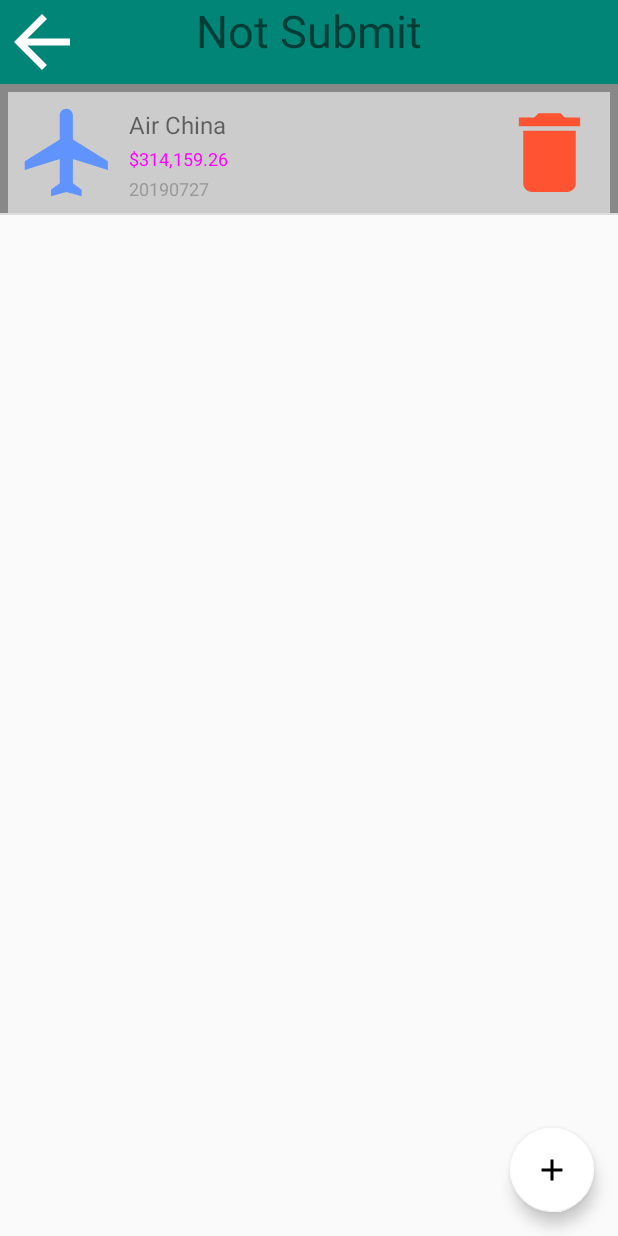
After one commit to Tianxing314/expenseHelper, an Android app: the NotsubmitActivity screen opened directly, with no data from a screen before it, on a phone screen of 412 x 824 dp. The commit adds this screen. Run offline under Robolectric (Android 15) with nearby library versions, the phone set to English and light mode, and no system bars.

Commit message:
notsubmit acivity adapter added

```diff
--- a/Expense/app/src/main/java/com/tianxing_li/expense/Fragment1.java
+++ b/Expense/app/src/main/java/com/tianxing_li/expense/Fragment1.java
@@ -2,6 +2,7 @@ package com.tianxing_li.expense;
 
 import android.app.AlertDialog;
 import android.content.DialogInterface;
+import android.content.Intent;
 import android.os.Bundle;
 import androidx.fragment.app.Fragment;
 
@@ -9,6 +10,7 @@ import android.util.Log;
 import android.view.LayoutInflater;
 import android.view.View;
 import android.view.ViewGroup;
+import android.widget.AdapterView;
 import android.widget.EditText;
 import android.widget.ListView;
 import android.widget.Toast;
@@ -23,7 +25,7 @@ import com.tianxing_li.expense.IO.ActivityClassWriter;
 
 
 
-public class Fragment1 extends Fragment implements View.OnClickListener {
+public class Fragment1 extends Fragment implements View.OnClickListener{
 
     FloatingActionButton floatingBTN;
     Main1Adapter adapter;
@@ -31,6 +33,14 @@ public class Fragment1 extends Fragment implements View.OnClickListener {
     String inputActivityClassName;
     String time;//time that FAB is clicked
     ActivityClassADT activityClassADT;
+    Main1Adapter.Fragment1ItemListener submitBTNListener = new Main1Adapter.Fragment1ItemListener() {
+        @Override
+        public void myOnclick(int position, View view) {
+            Toast.makeText(getActivity(), "submit", Toast.LENGTH_SHORT ).show();
+            //TODO change the state to "pending" in update file_class_name_file
+            //TODO send the activityClass to web end when server and website are available
+        }
+    };
 
     public Fragment1() {
     }
@@ -43,7 +53,7 @@ public class Fragment1 extends Fragment implements View.OnClickListener {
         View view = inflater.inflate(R.layout.fragment1_layout, container, false);
         ListView listView = view.findViewById(R.id.lv_main_tab1);
 
-        //check if first time open the app
+        //fab
         floatingBTN = view.findViewById(R.id.fab_fragment1);
         floatingBTN.setOnClickListener(this);
 
@@ -51,11 +61,24 @@ public class Fragment1 extends Fragment implements View.OnClickListener {
         list = ActivityClassReader.loadActivityClass(getActivity(), "notsubmit");
 
         //Set adapter
-        adapter = new Main1Adapter(getActivity());
+        adapter = new Main1Adapter(getActivity(), submitBTNListener);
         adapter.setList(list);
 
         //Connect adapter to listview
         listView.setAdapter(adapter);
+        Log.i("Sky", "set listener");
+        listView.setOnItemClickListener(new AdapterView.OnItemClickListener() {
+            //set listview item click listener
+            @Override
+            public void onItemClick(AdapterView<?> adapterView, View view, int i, long l) {
+                //TODO pass the fileName to NotsubmitActivity.class intent to load correct activityADT ArrayList
+                String fileName = list.get(i).getActivityClass() + list.get(i).getTime();
+                Log.i("Sky", "create intent");
+                Intent intent = new Intent();
+                intent.setClass(getActivity(), NotsubmitActivity.class);
+                startActivity(intent);
+            }
+        });
 
         return view;
     }
@@ -71,7 +94,6 @@ public class Fragment1 extends Fragment implements View.OnClickListener {
             Toast.makeText(getActivity(), time, Toast.LENGTH_SHORT).show();
 
             showDialog();
-
         }
     }
 
@@ -105,4 +127,17 @@ public class Fragment1 extends Fragment implements View.OnClickListener {
         AlertDialog dialog = builder.create();
         dialog.show();
     }
+
+    /*
+    //set listener for item
+    @Override
+    public void onItemClick(AdapterView<?> adapterView, View view, int i, long l) {
+        //TODO pass the fileName to NotsubmitActivity.class intent to load correct activityADT ArrayList
+        String fileName = list.get(i).getActivityClass() + list.get(i).getTime();
+        Log.i("Sky", "here");
+        Intent intent = new Intent();
+        intent.setClass(getActivity(), NotsubmitActivity.class);
+        startActivity(intent);
+    }
+    */
 }
--- a/Expense/app/src/main/java/com/tianxing_li/expense/Main1Adapter.java
+++ b/Expense/app/src/main/java/com/tianxing_li/expense/Main1Adapter.java
@@ -1,30 +1,28 @@
 package com.tianxing_li.expense;
 
 import android.content.Context;
-import android.content.res.Resources;
-import android.graphics.BitmapFactory;
 import android.view.LayoutInflater;
 import android.view.View;
 import android.view.ViewGroup;
 import android.widget.BaseAdapter;
+import android.widget.Button;
 import android.widget.ImageView;
 import android.widget.TextView;
-
-import androidx.viewpager.widget.ViewPager;
-
-import com.tianxing_li.expense.ADT.ActivityADT;
 import com.tianxing_li.expense.ADT.ActivityClassADT;
 
 import java.util.List;
-import java.util.Map;
 
 public class Main1Adapter extends BaseAdapter {
 
     List<ActivityClassADT> list;
     LayoutInflater inflater;
+    Button submitBTN;
+    private Fragment1ItemListener submitBTNListener;
 
-    public Main1Adapter(Context context) {
+    public Main1Adapter(Context context, Fragment1ItemListener submitBTNListener) {
+
         this.inflater = LayoutInflater.from(context);
+        this.submitBTNListener = submitBTNListener;
     }
 
     public void setList(List<ActivityClassADT> list) {
@@ -50,6 +48,12 @@ public class Main1Adapter extends BaseAdapter {
     public View getView(int i, View convertView, ViewGroup viewGroup) {
 
         View view = inflater.inflate(R.layout.tab1_item, null);
+
+        submitBTN = view.findViewById(R.id.btn_main_tab1_submit);
+        submitBTN.setTag(i);
+        submitBTN.setOnClickListener(submitBTNListener);
+
+
         ImageView logo = view.findViewById(R.id.iv_main_tab1_logo);
         TextView activityName = view.findViewById(R.id.tv_main_tab1_activity_name);
 
@@ -60,4 +64,12 @@ public class Main1Adapter extends BaseAdapter {
 
         return view;
     }
+
+    public static abstract class Fragment1ItemListener implements View.OnClickListener {
+        @Override
+        public void onClick(View view) {
+            myOnclick((Integer) view.getTag(), view);
+        }
+        public abstract void myOnclick(int position, View view);
+    }
 }
--- /dev/null
+++ b/Expense/app/src/main/java/com/tianxing_li/expense/NotsubmitActivity.java
@@ -0,0 +1,77 @@
+package com.tianxing_li.expense;
+
+import androidx.appcompat.app.AppCompatActivity;
+
+import android.os.Bundle;
+import android.view.View;
+import android.widget.Button;
+import android.widget.ListView;
+import android.widget.Toast;
+
+import com.google.android.material.floatingactionbutton.FloatingActionButton;
+import com.tianxing_li.expense.ADT.ActivityADT;
+
+import java.util.ArrayList;
+
+
+public class NotsubmitActivity extends AppCompatActivity implements View.OnClickListener {
+    ListView listView;
+    FloatingActionButton floatingBTN;
+    Button backBTN;
+    NotsubmitAdapter adapter;
+    ArrayList<ActivityADT> list;
+
+    @Override
+    protected void onCreate(Bundle savedInstanceState) {
+        super.onCreate(savedInstanceState);
+        setContentView(R.layout.activity_notsubmit);
+
+        listView = findViewById(R.id.lv_notsubmit);
+
+        //fab
+        floatingBTN = findViewById(R.id.fab_notsubmit_add_activity);
+        floatingBTN.setOnClickListener(this);
+
+        //back button
+        backBTN = findViewById(R.id.btn_notsubmit_back);
+        backBTN.setOnClickListener(this);
+
+        //prep date
+        //TODO change to real load date method
+        //#######################
+        String activityClass = "Beijing Trip";
+        String name = "Air China";
+        String type = "transportation";
+        String amount = "$314,159.26";
+        String date = "20190727";
+        String time = "202935";//change to the time that activity class was created
+        String comment = "Nice Trip!";
+        String state = "Beijing Trip";
+
+
+        //#######################
+        //TODO get the fileName passed from Fragment1 intent and load the list based on that
+        list = new ArrayList<ActivityADT>();
+        list.add(new ActivityADT(activityClass, name, type, amount, date, time, comment, state));
+        //#######################
+
+        adapter = new NotsubmitAdapter(this);
+        adapter.setList(list);
+
+        //Connect adapter to listview
+        listView.setAdapter(adapter);
+    }
+
+    @Override
+    public void onClick(View view) {
+        if (view == backBTN) {
+            finish();
+        }
+        //TODO add addActivity function
+        else if (view == floatingBTN) {
+            Toast.makeText(this,"FAB", Toast.LENGTH_SHORT).show();
+        }
+
+
+    }
+}
--- /dev/null
+++ b/Expense/app/src/main/java/com/tianxing_li/expense/NotsubmitAdapter.java
@@ -0,0 +1,79 @@
+package com.tianxing_li.expense;
+
+import android.content.Context;
+import android.view.LayoutInflater;
+import android.view.View;
+import android.view.ViewGroup;
+import android.widget.BaseAdapter;
+import android.widget.ImageView;
+import android.widget.TextView;
+
+import java.util.List;
+
+import com.tianxing_li.expense.ADT.ActivityADT;
+
+public class NotsubmitAdapter extends BaseAdapter {
+
+    List<ActivityADT> list;
+    LayoutInflater inflater;
+
+    public NotsubmitAdapter(Context context) {
+        this.inflater = LayoutInflater.from(context);
+    }
+
+    public void setList(List<ActivityADT> list) {
+        this.list = list;
+    }
+
+    @Override
+    public int getCount() {
+        return list.size();
+    }
+
+    @Override
+    public Object getItem(int i) {
+        return list.get(i);
+    }
+
+    @Override
+    public long getItemId(int i) {
+        return i;
+    }
+
+    @Override
+    public View getView(int i, View convertView, ViewGroup viewGroup) {
+
+        View view = inflater.inflate(R.layout.notsubmit_item, null);
+        ImageView type = view.findViewById(R.id.iv_notsubmit_type);
+        TextView name = view.findViewById(R.id.tv_notsubmit_name);
+        TextView amount = view.findViewById(R.id.tv_notsubmit_amount);
+        TextView date = view.findViewById(R.id.tv_notsubmit_date);
+
+
+        ActivityADT activityADT = list.get(i);
+        //TODO: change to setImageBitmap and get real image logo
+        String activityType = activityADT.getType();
+        //set type image base on activity type
+        switch (activityType) {
+            case "food":
+                type.setImageResource(R.drawable.ic_type_food);
+                break;
+            case "transportation":
+                type.setImageResource(R.drawable.ic_type_transportation);
+                break;
+            case "accomodation":
+                type.setImageResource(R.drawable.ic_type_accomodation);
+                break;
+            case "other":
+                type.setImageResource(R.drawable.ic_type_other);
+                break;
+        }
+        name.setText((String) activityADT.getName());
+        //TODO add currency sign
+        amount.setText((String) activityADT.getAmount());
+        //TODO change display date format
+        date.setText((String) activityADT.getDate());
+
+        return view;
+    }
+}
--- /dev/null
+++ b/Expense/app/src/main/res/drawable/ic_delete.xml
@@ -0,0 +1,5 @@
+<vector android:height="24dp" android:tint="#FF5332"
+    android:viewportHeight="24.0" android:viewportWidth="24.0"
+    android:width="24dp" xmlns:android="http://schemas.android.com/apk/res/android">
+    <path android:fillColor="#FF000000" android:pathData="M6,19c0,1.1 0.9,2 2,2h8c1.1,0 2,-0.9 2,-2V7H6v12zM19,4h-3.5l-1,-1h-5l-1,1H5v2h14V4z"/>
+</vector>
--- /dev/null
+++ b/Expense/app/src/main/res/drawable/ic_type_accomodation.xml
@@ -0,0 +1,5 @@
+<vector android:height="24dp" android:tint="#52FF1F"
+    android:viewportHeight="24.0" android:viewportWidth="24.0"
+    android:width="24dp" xmlns:android="http://schemas.android.com/apk/res/android">
+    <path android:fillColor="#FF000000" android:pathData="M10,20v-6h4v6h5v-8h3L12,3 2,12h3v8z"/>
+</vector>
--- /dev/null
+++ b/Expense/app/src/main/res/drawable/ic_type_food.xml
@@ -0,0 +1,5 @@
+<vector android:height="24dp" android:tint="#FFFA39"
+    android:viewportHeight="24.0" android:viewportWidth="24.0"
+    android:width="24dp" xmlns:android="http://schemas.android.com/apk/res/android">
+    <path android:fillColor="#FF000000" android:pathData="M20,3L4,3v10c0,2.21 1.79,4 4,4h6c2.21,0 4,-1.79 4,-4v-3h2c1.11,0 2,-0.9 2,-2L22,5c0,-1.11 -0.89,-2 -2,-2zM20,8h-2L18,5h2v3zM4,19h16v2L4,21z"/>
+</vector>
--- /dev/null
+++ b/Expense/app/src/main/res/drawable/ic_type_other.xml
@@ -0,0 +1,5 @@
+<vector android:height="24dp" android:tint="#FFBDF4"
+    android:viewportHeight="24.0" android:viewportWidth="24.0"
+    android:width="24dp" xmlns:android="http://schemas.android.com/apk/res/android">
+    <path android:fillColor="#FF000000" android:pathData="M2.53,19.65l1.34,0.56v-9.03l-2.43,5.86c-0.41,1.02 0.08,2.19 1.09,2.61zM22.03,15.95L17.07,3.98c-0.31,-0.75 -1.04,-1.21 -1.81,-1.23 -0.26,0 -0.53,0.04 -0.79,0.15L7.1,5.95c-0.75,0.31 -1.21,1.03 -1.23,1.8 -0.01,0.27 0.04,0.54 0.15,0.8l4.96,11.97c0.31,0.76 1.05,1.22 1.83,1.23 0.26,0 0.52,-0.05 0.77,-0.15l7.36,-3.05c1.02,-0.42 1.51,-1.59 1.09,-2.6zM7.88,8.75c-0.55,0 -1,-0.45 -1,-1s0.45,-1 1,-1 1,0.45 1,1 -0.45,1 -1,1zM5.88,19.75c0,1.1 0.9,2 2,2h1.45l-3.45,-8.34v6.34z"/>
+</vector>
--- /dev/null
+++ b/Expense/app/src/main/res/drawable/ic_type_transportation.xml
@@ -0,0 +1,6 @@
+<vector android:height="24dp" android:tint="#6193FF"
+    android:viewportHeight="24.0" android:viewportWidth="24.0"
+    android:width="24dp" xmlns:android="http://schemas.android.com/apk/res/android">
+    <path android:fillColor="#FF000000" android:pathData="M10.18,9"/>
+    <path android:fillColor="#FF000000" android:pathData="M21,16v-2l-8,-5V3.5c0,-0.83 -0.67,-1.5 -1.5,-1.5S10,2.67 10,3.5V9l-8,5v2l8,-2.5V19l-2,1.5V22l3.5,-1 3.5,1v-1.5L13,19v-5.5l8,2.5z"/>
+</vector>
--- /dev/null
+++ b/Expense/app/src/main/res/layout/activity_notsubmit.xml
@@ -0,0 +1,70 @@
+<?xml version="1.0" encoding="utf-8"?>
+<RelativeLayout
+    xmlns:android="http://schemas.android.com/apk/res/android"
+    xmlns:tools="http://schemas.android.com/tools"
+    android:layout_width="match_parent"
+    android:layout_height="match_parent"
+    tools:context=".NotsubmitActivity"
+    android:orientation="vertical">
+
+    //Title bar
+    <RelativeLayout
+        android:id="@+id/rl_i_notsubmit_titlebar"
+        android:layout_width="match_parent"
+        android:layout_height="wrap_content"
+        android:layout_alignParentTop="true">
+        <include layout="@layout/toolbar_layout"/>
+    </RelativeLayout>
+
+    <!--title-->
+    <TextView
+        android:id="@+id/tv_main_title_name"
+        android:layout_width="wrap_content"
+        android:layout_height="wrap_content"
+        android:text="Not Submit"
+        android:textSize="30dp"
+        android:layout_alignParentTop="true"
+        android:layout_centerHorizontal="true"
+        />
+
+    <!--tab content-->
+    <RelativeLayout
+        android:id="@+id/rl_notsubmit_hold_lisiview"
+        android:layout_width="match_parent"
+        android:layout_height="match_parent"
+        android:layout_below="@id/rl_i_notsubmit_titlebar">
+
+        <ListView
+            android:id="@+id/lv_notsubmit"
+            android:layout_width="match_parent"
+            android:layout_height="match_parent"
+            android:paddingBottom="100dp"
+            android:clipToPadding="false"
+            />
+
+    </RelativeLayout>
+
+    <!--back BTN-->
+    <Button
+        android:id="@+id/btn_notsubmit_back"
+        android:layout_width="?attr/actionBarSize"
+        android:layout_height="?attr/actionBarSize"
+        android:layout_alignParentTop="true"
+        android:layout_alignParentLeft="true"
+        android:background="@drawable/ic_arrow_back"/>
+
+
+    <!--FAB-->
+    <com.google.android.material.floatingactionbutton.FloatingActionButton
+        android:id="@+id/fab_notsubmit_add_activity"
+        android:layout_width="wrap_content"
+        android:layout_height="wrap_content"
+        android:layout_alignParentRight="true"
+        android:layout_alignParentBottom="true"
+        android:layout_margin="16dp"
+        android:src="@drawable/ic_add"
+        />
+
+
+
+</RelativeLayout>
--- a/Expense/app/src/main/res/layout/add_activity_class_dialog.xml
+++ b/Expense/app/src/main/res/layout/add_activity_class_dialog.xml
@@ -12,8 +12,8 @@
         android:layout_width="wrap_content"
         android:layout_height="wrap_content"
         android:layout_centerInParent="true"
-        android:hint="Enter here">
-        <requestFocus/>
+        android:hint="Enter here"
+        android:cursorVisible="true">
     </EditText>
 
 </RelativeLayout>
--- /dev/null
+++ b/Expense/app/src/main/res/layout/notsubmit_item.xml
@@ -0,0 +1,79 @@
+<?xml version="1.0" encoding="utf-8"?>
+<RelativeLayout
+    xmlns:android="http://schemas.android.com/apk/res/android"
+    android:layout_width="match_parent"
+    android:layout_height="match_parent"
+    android:background="#888"
+    android:descendantFocusability="blocksDescendants">
+
+    <!-- line layout -->
+    <RelativeLayout
+        android:id="@+id/rl_i_notsubmit_hold_item"
+        android:layout_width="match_parent"
+        android:layout_height="wrap_content"
+        android:layout_marginLeft="5dp"
+        android:layout_marginTop="5dp"
+        android:layout_marginRight="5dp"
+        android:padding="5dp"
+        android:background="#CCC">
+
+
+        <ImageView
+            android:id="@+id/iv_notsubmit_type"
+            android:layout_width="70dp"
+            android:layout_height="70dp"
+            android:layout_centerVertical="true"
+            android:src="@drawable/ic_account" />
+
+        <!--todo change to menu in future updates-->
+        <Button
+            android:id="@+id/btn_notsubmit_remove"
+            android:layout_width="70dp"
+            android:layout_height="70dp"
+            android:layout_alignParentRight="true"
+            android:layout_centerVertical="true"
+            android:background="@drawable/ic_delete"
+            />
+
+        <!-- text part-->
+        <LinearLayout
+            android:layout_width="match_parent"
+            android:layout_height="wrap_content"
+            android:layout_centerVertical="true"
+            android:layout_marginLeft="5dp"
+            android:layout_toRightOf="@id/iv_notsubmit_type"
+            android:orientation="vertical">
+
+
+            <TextView
+                android:id="@+id/tv_notsubmit_name"
+                android:layout_width="wrap_content"
+                android:layout_height="wrap_content"
+                android:layout_marginTop="3dp"
+                android:text="activity name"
+                android:textSize="16sp" />
+
+            <TextView
+                android:id="@+id/tv_notsubmit_amount"
+                android:layout_width="wrap_content"
+                android:layout_height="wrap_content"
+                android:layout_marginTop="3dp"
+                android:text="$314,159.26"
+                android:textColor="#f0f"
+                android:textSize="12sp" />
+
+            <TextView
+                android:id="@+id/tv_notsubmit_date"
+                android:layout_width="wrap_content"
+                android:layout_height="wrap_content"
+                android:layout_marginTop="3dp"
+                android:text="2019/07/27"
+                android:textColor="#999"
+                android:textSize="12sp" />
+
+        </LinearLayout>
+
+    </RelativeLayout>
+
+
+</RelativeLayout>
--- a/Expense/app/src/main/res/layout/tab1_item.xml
+++ b/Expense/app/src/main/res/layout/tab1_item.xml
@@ -3,7 +3,8 @@
     xmlns:android="http://schemas.android.com/apk/res/android"
     android:layout_width="match_parent"
     android:layout_height="match_parent"
-    android:background="#888">
+    android:background="#888"
+    android:descendantFocusability="blocksDescendants">
 
     <!-- line layout -->
     <RelativeLayout
--- a/Expense/app/src/main/res/values/strings.xml
+++ b/Expense/app/src/main/res/values/strings.xml
@@ -5,7 +5,7 @@
     <string name="hello_blank_fragment">Hello blank fragment</string>
 
     //string array for currency spinner in setting page
-    <string-array name = "currency">
+    <string-array name="currency">
         <item>CAD$</item>
         <item>USD$</item>
         <item>CNY¥</item>
--- a/Expense/app/src/main/res/values/styles.xml
+++ b/Expense/app/src/main/res/values/styles.xml
@@ -10,7 +10,7 @@
 
     <style name="DialogTheme" parent="Theme.AppCompat.Light.Dialog.Alert">
         <item name="android:textColor">@color/colorPrimaryDark</item>
-        <item name="android:background">@color/colorAccent</item>
+        <item name="android:background">#888</item>
     </style>
 
 </resources>
```
Also changed, not shown: Expense/app/src/main/AndroidManifest.xml (+7 -5 lines).
